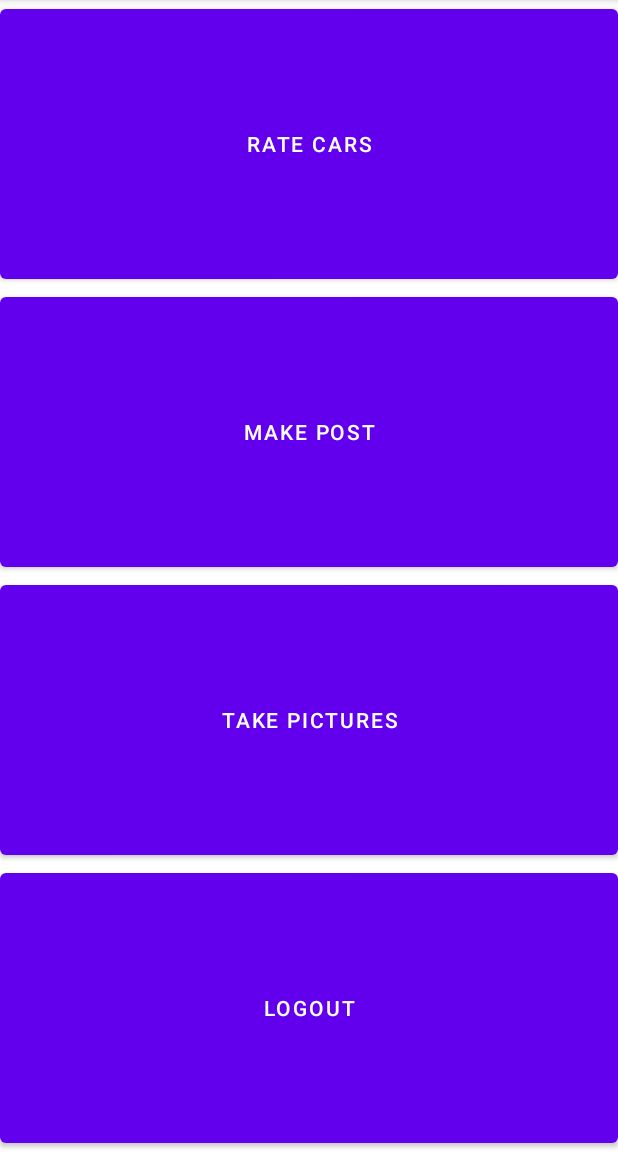
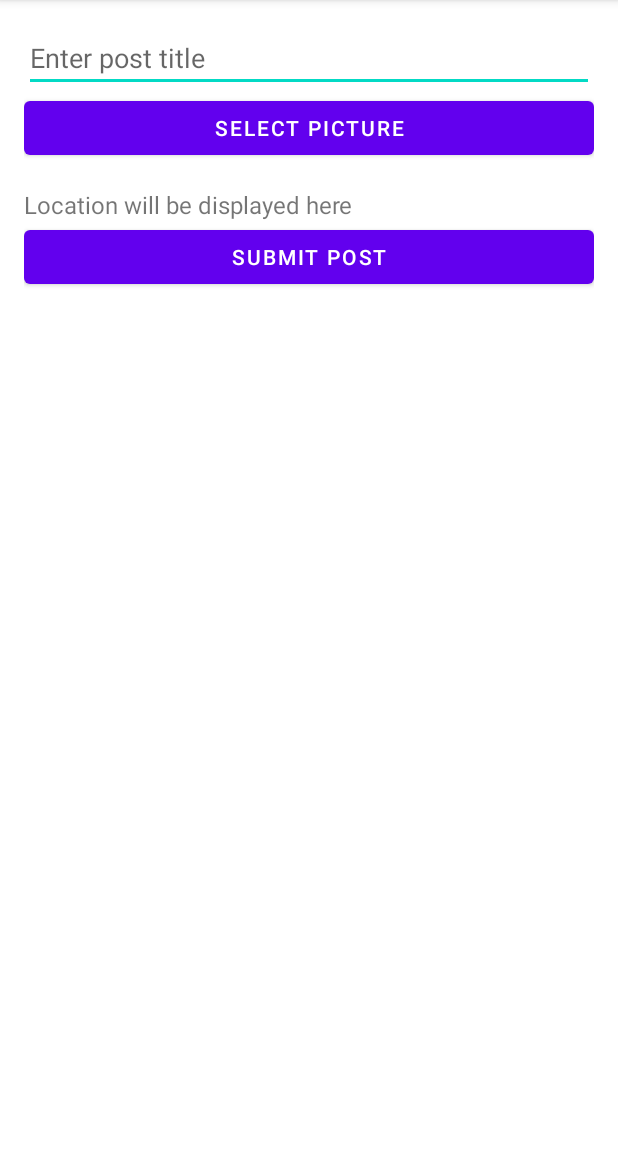
Before and after one commit to MRasch1/App12025_Car-Enthusiast, an Android app: the MainActivity screen opened directly, with no data from a screen before it, after a tap on "MAKE POST", on a phone screen of 412 x 824 dp, the part 84-1236 px from its top. Run offline under Robolectric (Android 15) with nearby library versions, the phone set to English and light mode, and no system bars.

Commit message:
Gps Location works in Make Post

```diff
--- a/app/src/main/java/com/example/app12025/MainActivity.java
+++ b/app/src/main/java/com/example/app12025/MainActivity.java
@@ -70,7 +70,8 @@ public class MainActivity extends AppCompatActivity {
         // Make Post button
         Button buttonMakePost = findViewById(R.id.button3);
         buttonMakePost.setOnClickListener(v -> {
-            Toast.makeText(MainActivity.this, "Make Post clicked", Toast.LENGTH_SHORT).show();
+            Intent intent = new Intent(MainActivity.this, MakePostActivity.class);
+            startActivity(intent);
         });
     }
 
--- /dev/null
+++ b/app/src/main/java/com/example/app12025/MakePostActivity.java
@@ -0,0 +1,186 @@
+package com.example.app12025;
+
+import android.Manifest;
+import android.content.Context;
+import android.content.pm.PackageManager;
+import android.graphics.Bitmap;
+import android.location.Location;
+import android.location.LocationListener;
+import android.location.LocationManager;
+import android.os.Bundle;
+import android.util.Log;
+import android.widget.EditText;
+import android.widget.ImageView;
+import android.widget.Button;
+import android.widget.TextView;
+import android.widget.Toast;
+import android.content.Intent;
+import android.provider.MediaStore;
+import android.net.Uri;
+
+import androidx.activity.result.ActivityResultLauncher;
+import androidx.activity.result.contract.ActivityResultContracts;
+import androidx.annotation.NonNull;
+import androidx.core.app.ActivityCompat;
+import androidx.appcompat.app.AppCompatActivity;
+
+import java.io.IOException;
+
+public class MakePostActivity extends AppCompatActivity {
+
+    private static final int LOCATION_PERMISSION_REQUEST_CODE = 103;
+    private Uri selectedImageUri;
+    private EditText editTextTitle;
+    private Button buttonSelectPicture;
+    private Button buttonSubmitPost;
+    private ImageView selectedImageView;
+    private LocationManager locationManager;
+    private double latitude, longitude;
+    private TextView locationTextView;
+
+    // Launcher for selecting an image
+    private final ActivityResultLauncher<Intent> selectImageLauncher = registerForActivityResult(
+            new ActivityResultContracts.StartActivityForResult(),
+            result -> {
+                if (result.getResultCode() == RESULT_OK && result.getData() != null) {
+                    selectedImageUri = result.getData().getData();
+                    if (selectedImageUri != null) {
+                        // Display the selected image in the ImageView
+                        try {
+                            Bitmap bitmap = MediaStore.Images.Media.getBitmap(this.getContentResolver(), selectedImageUri);
+                            selectedImageView.setImageBitmap(bitmap);
+                            selectedImageView.setVisibility(android.view.View.VISIBLE);
+                        } catch (IOException e) {
+                            Toast.makeText(this, "Failed to load image", Toast.LENGTH_SHORT).show();
+                        }
+                    }
+                }
+            }
+    );
+
+    @Override
+    protected void onCreate(Bundle savedInstanceState) {
+        super.onCreate(savedInstanceState);
+        setContentView(R.layout.activity_make_post);
+
+        editTextTitle = findViewById(R.id.editTextTitle);
+        buttonSelectPicture = findViewById(R.id.buttonSelectPicture);
+        buttonSubmitPost = findViewById(R.id.buttonSubmitPost);
+        selectedImageView = findViewById(R.id.selectedImageView);
+        locationTextView = findViewById(R.id.locationTextView);
+
+        // Initialize location manager and listener
+        locationManager = (LocationManager) getSystemService(Context.LOCATION_SERVICE);
+
+        // Request location permissions and get location updates
+        checkLocationPermissions();
+
+        // Handle image selection
+        buttonSelectPicture.setOnClickListener(v -> dispatchSelectPictureIntent());
+
+        // Handle post submission
+        buttonSubmitPost.setOnClickListener(v -> submitPost());
+    }
+
+    @Override
+    protected void onPause() {
+        super.onPause();
+        // Remove location updates to save resources
+        if (locationManager != null) {
+            locationManager.removeUpdates(locationListener);
+        }
+    }
+
+    private void dispatchSelectPictureIntent() {
+        Intent pickPhoto = new Intent(Intent.ACTION_PICK, MediaStore.Images.Media.EXTERNAL_CONTENT_URI);
+        pickPhoto.setType("image/*");  // Filter for images only
+        selectImageLauncher.launch(pickPhoto);
+    }
+
+    private void submitPost() {
+        String title = editTextTitle.getText().toString();
+
+        if (selectedImageUri != null && !title.isEmpty() && latitude != 0 && longitude != 0) {
+            // Example: You could return the data back to the previous activity or save it
+            Intent resultIntent = new Intent();
+            resultIntent.putExtra("imageUri", selectedImageUri.toString());
+            resultIntent.putExtra("title", title);
+            resultIntent.putExtra("latitude", latitude);
+            resultIntent.putExtra("longitude", longitude);
+            setResult(RESULT_OK, resultIntent);
+            finish();  // Finish the activity and return to the previous one
+        } else {
+            Toast.makeText(this, "Please select an image, enter a title, and ensure GPS is enabled.", Toast.LENGTH_SHORT).show();
+        }
+    }
+
+    private void checkLocationPermissions() {
+        if (ActivityCompat.checkSelfPermission(this, Manifest.permission.ACCESS_FINE_LOCATION) != PackageManager.PERMISSION_GRANTED
+                && ActivityCompat.checkSelfPermission(this, Manifest.permission.ACCESS_COARSE_LOCATION) != PackageManager.PERMISSION_GRANTED) {
+            // Request permissions if they are not granted
+            ActivityCompat.requestPermissions(this, new String[]{Manifest.permission.ACCESS_FINE_LOCATION, Manifest.permission.ACCESS_COARSE_LOCATION}, LOCATION_PERMISSION_REQUEST_CODE);
+        } else {
+            // Permissions are already granted, get the location
+            getLocation();
+        }
+    }
+
+    private void getLocation() {
+        if (ActivityCompat.checkSelfPermission(this, Manifest.permission.ACCESS_FINE_LOCATION) != PackageManager.PERMISSION_GRANTED
+                && ActivityCompat.checkSelfPermission(this, Manifest.permission.ACCESS_COARSE_LOCATION) != PackageManager.PERMISSION_GRANTED) {
+            // If not, request the missing permissions
+            ActivityCompat.requestPermissions(this,
+                    new String[]{Manifest.permission.ACCESS_FINE_LOCATION, Manifest.permission.ACCESS_COARSE_LOCATION},
+                    LOCATION_PERMISSION_REQUEST_CODE);
+
+            return;
+        }
+
+        // Check if GPS is enabled
+        if (!isGpsEnabled()) {
+            Toast.makeText(this, "Please enable GPS to get your location", Toast.LENGTH_LONG).show();
+            return; // Exit method if GPS is disabled
+        }
+
+        // Use both GPS and Network provider for location updates
+        locationManager.requestLocationUpdates(LocationManager.GPS_PROVIDER, 0, 0, locationListener);
+        locationManager.requestLocationUpdates(LocationManager.NETWORK_PROVIDER, 0, 0, locationListener);
+    }
+
+    // Location listener to receive location updates
+    private LocationListener locationListener = new LocationListener() {
+        @Override
+        public void onLocationChanged(@NonNull Location location) {
+            latitude = location.getLatitude();
+            longitude = location.getLongitude();
+            locationTextView.setText("Location: " + latitude + ", " + longitude);
+        }
+
+        @Override
+        public void onStatusChanged(String provider, int status, Bundle extras) {}
+
+        @Override
+        public void onProviderEnabled(String provider) {}
+
+        @Override
+        public void onProviderDisabled(String provider) {}
+    };
+
+    // Check if GPS is enabled
+    private boolean isGpsEnabled() {
+        return locationManager.isProviderEnabled(LocationManager.GPS_PROVIDER);
+    }
+
+    @Override
+    public void onRequestPermissionsResult(int requestCode, String[] permissions, int[] grantResults) {
+        super.onRequestPermissionsResult(requestCode, permissions, grantResults);
+
+        if (requestCode == LOCATION_PERMISSION_REQUEST_CODE) {
+            if (grantResults.length > 0 && grantResults[0] == PackageManager.PERMISSION_GRANTED) {
+                getLocation();
+            } else {
+                Toast.makeText(this, "Location permission denied.", Toast.LENGTH_SHORT).show();
+            }
+        }
+    }
+}
--- /dev/null
+++ b/app/src/main/res/layout/activity_make_post.xml
@@ -0,0 +1,42 @@
+<?xml version="1.0" encoding="utf-8"?>
+<LinearLayout
+    xmlns:android="http://schemas.android.com/apk/res/android"
+    android:layout_width="match_parent"
+    android:layout_height="match_parent"
+    android:orientation="vertical"
+    android:padding="16dp">
+
+    <EditText
+        android:id="@+id/editTextTitle"
+        android:layout_width="match_parent"
+        android:layout_height="wrap_content"
+        android:hint="Enter post title"
+        android:inputType="text" />
+
+    <Button
+        android:id="@+id/buttonSelectPicture"
+        android:layout_width="match_parent"
+        android:layout_height="wrap_content"
+        android:text="Select Picture" />
+
+    <ImageView
+        android:id="@+id/selectedImageView"
+        android:layout_width="match_parent"
+        android:layout_height="200dp"
+        android:scaleType="centerCrop"
+        android:visibility="gone" />
+
+    <TextView
+        android:id="@+id/locationTextView"
+        android:layout_width="wrap_content"
+        android:layout_height="wrap_content"
+        android:text="Location will be displayed here"
+        android:textSize="16sp"
+        android:layout_marginTop="16dp"/>
+
+    <Button
+        android:id="@+id/buttonSubmitPost"
+        android:layout_width="match_parent"
+        android:layout_height="wrap_content"
+        android:text="Submit Post" />
+</LinearLayout>
```
Also changed, not shown: app/src/main/AndroidManifest.xml (+9 -2 lines).
